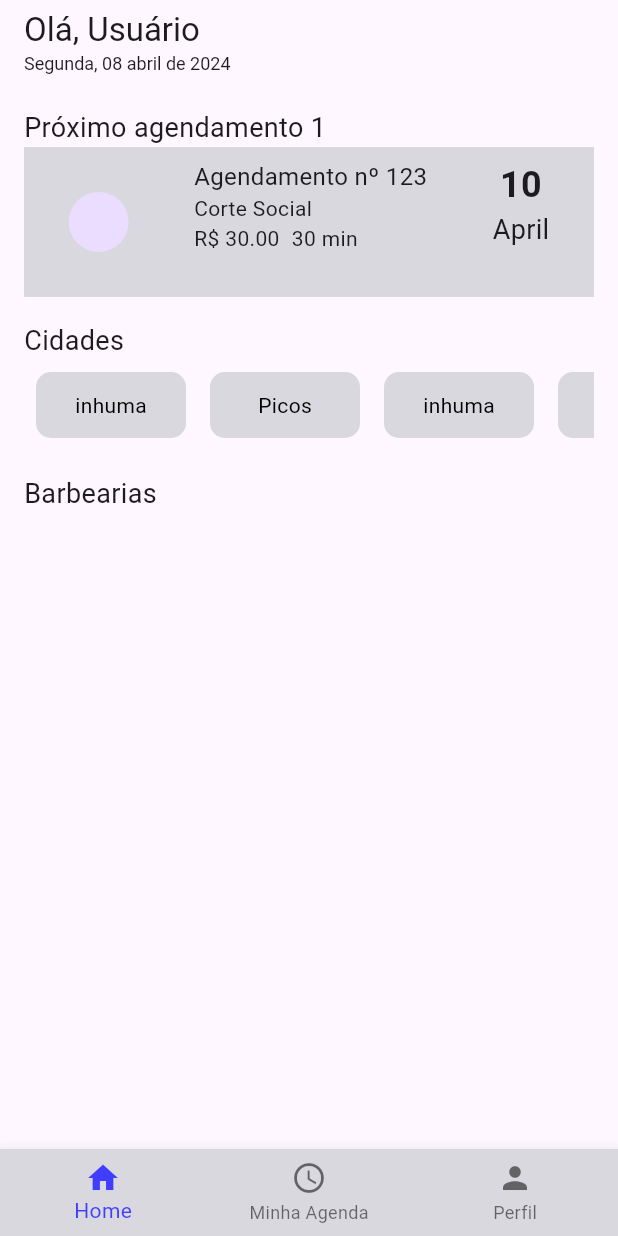
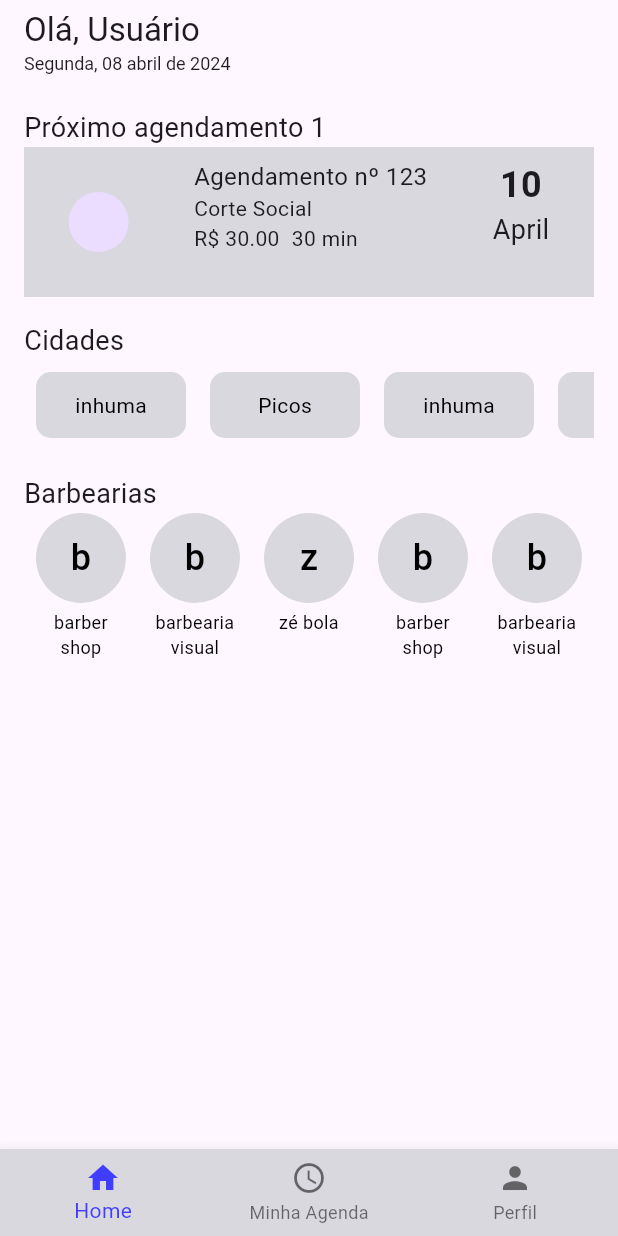
Before and after one commit to viktorsht/BarberShop, a Flutter app: the screen it shows after launch, on a phone screen of 412 x 824 dp. Run offline on Flutter 3.47's test engine with Material 3 defaults, Android fonts, the phone set to English and light mode, and no system bars; our stand-ins replace flutter_modular.

Commit message:
listando uma lista de barbarias

```diff
--- a/lib/app/modules/home/presentation/pages/home_page.dart
+++ b/lib/app/modules/home/presentation/pages/home_page.dart
@@ -1,6 +1,7 @@
 import 'package:barber_shop/app/common_widgets/card_schedule.dart';
 import 'package:flutter/material.dart';
 
+import '../widgets/list_available_barber_shops.dart';
 import '../widgets/list_available_cities.dart';
 
 
@@ -32,7 +33,7 @@ class HomePage extends StatelessWidget {
             ListAvailableCities(list: ['inhuma', 'Picos', 'inhuma', 'inhuma','inhuma',],),
             SizedBox(height: 16,),
             Text('Barbearias', style: TextStyle(fontSize: 18),),
-
+            ListAvailableBarberShop(list: ['barber shop', "barbearia visual", "zé bola",'barber shop', "barbearia visual", "zé bola", ],)
           ],
         ),
       ),
--- /dev/null
+++ b/lib/app/modules/home/presentation/widgets/list_available_barber_shops.dart
@@ -0,0 +1,63 @@
+import 'package:barber_shop/app/modules/home/presentation/controllers/home_controller.dart';
+import 'package:flutter/material.dart';
+
+import '../../../../constants/app_colors.dart';
+
+class ListAvailableBarberShop extends StatelessWidget {
+  final List<String> list;
+
+  const ListAvailableBarberShop({Key? key, required this.list}) : super(key: key);
+
+  @override
+  Widget build(BuildContext context) {
+    final controller = HomeController();
+
+    return SizedBox(
+      height: 100, // Ajuste a altura conforme necessário
+      child: ListView.builder(
+        itemCount: list.length,
+        scrollDirection: Axis.horizontal,
+        itemBuilder: (context, index) {
+          return Padding(
+            padding: const EdgeInsets.symmetric(horizontal: 8.0), // Ajuste o espaçamento horizontal conforme necessário
+            child: GestureDetector(
+              onTap: () {
+                controller.selectCity(index);
+              },
+              child: Column(
+                children: [
+                  CircleAvatar(
+                    backgroundColor: controller.citySelect == index ? AppColors.buttonColor : AppColors.background,
+                    radius: 30,
+                    child: Text(
+                      list[index].substring(0, 1), // Apenas a primeira letra do nome como avatar
+                      overflow: TextOverflow.ellipsis,
+                      style: TextStyle(
+                        color: controller.citySelect == index ? AppColors.secundaryColorText : AppColors.primaryColorText,
+                        fontSize: 24,
+                      ),
+                    ),
+                  ),
+                  const SizedBox(height: 4), // Espaçamento entre o avatar e o texto
+                  SizedBox(
+                    width: 60, // Defina a largura do texto conforme necessário
+                    child: Text(
+                      list[index],
+                      overflow: TextOverflow.ellipsis,
+                      maxLines: 2,
+                      textAlign: TextAlign.center,
+                      style: TextStyle(
+                        color: controller.citySelect == index ? AppColors.secundaryColorText : AppColors.primaryColorText,
+                        fontSize: 12,
+                      ),
+                    ),
+                  ),
+                ],
+              ),
+            ),
+          );
+        },
+      ),
+    );
+  }
+}
```
